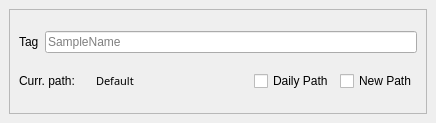
Old version of the form src/qudi/gui/scanning/save_path_widget.ui in the repository bbuusshh/scudi.
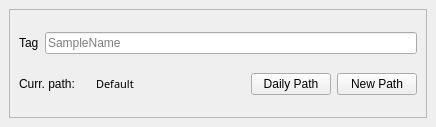
New version of the form.

What changed in the file:
```diff
--- a/src/qudi/gui/scanning/save_path_widget.ui
+++ b/src/qudi/gui/scanning/save_path_widget.ui
@@ -7,9 +7,12 @@
     <x>0</x>
     <y>0</y>
     <width>436</width>
-    <height>123</height>
+    <height>127</height>
    </rect>
   </property>
+  <property name="features">
+   <set>QDockWidget::DockWidgetMovable</set>
+  </property>
   <property name="windowTitle">
    <string>Save</string>
   </property>
@@ -89,14 +92,14 @@
           </widget>
          </item>
          <item>
-          <widget class="QCheckBox" name="DailyPathCheckBox">
+          <widget class="QPushButton" name="DailyPathPushButton">
            <property name="text">
             <string>Daily Path</string>
            </property>
           </widget>
          </item>
          <item>
-          <widget class="QCheckBox" name="newPathCheckBox">
+          <widget class="QPushButton" name="newPathPushButton">
            <property name="text">
             <string>New Path</string>
            </property>
```
